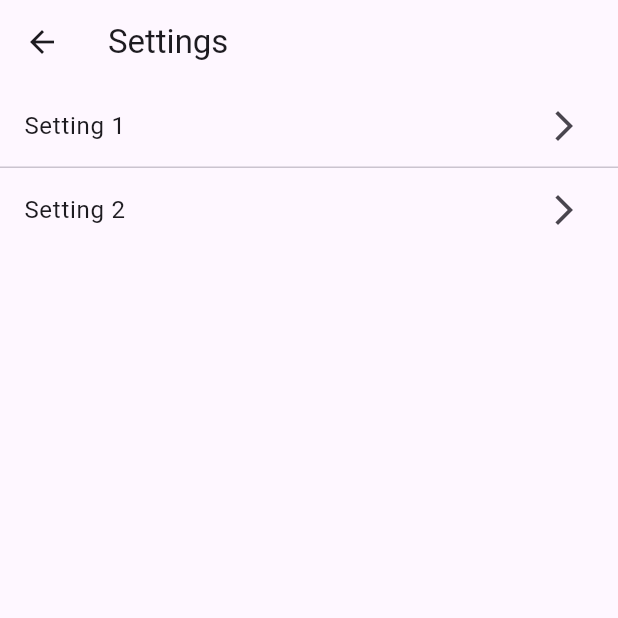
After one commit to holgerm/tracker, a Flutter app: the SettingsPage screen opened by its route, on a phone screen of 412 x 824 dp, the top half of it. The commit adds this screen. Run offline on Flutter 3.47's test engine with Material 3 defaults, Android fonts, the phone set to English and light mode, and no system bars; our stand-ins replace shared_preferences; accounts and stored records are empty.

```diff
--- /dev/null
+++ b/devtools_options.yaml
@@ -0,0 +1 @@
+extensions:
--- a/lib/main.dart
+++ b/lib/main.dart
@@ -25,6 +25,10 @@ class MyApp extends StatelessWidget {
         useMaterial3: true,
       ),
       home: const TasksGrid(),
+      routes: {
+        '/settings': (context) => SettingsPage(),
+        // Add more routes here
+      },
     );
   }
 }
--- /dev/null
+++ b/lib/src/settings_page.dart
@@ -0,0 +1,34 @@
+import 'package:flutter/material.dart';
+
+class SettingsPage extends StatelessWidget {
+  @override
+  Widget build(BuildContext context) {
+    return Scaffold(
+      appBar: AppBar(
+        title: Text('Settings'),
+      ),
+      body: ListView(
+        children: ListTile.divideTiles(
+          context: context,
+          tiles: [
+            ListTile(
+              title: Text('Setting 1'),
+              trailing: Icon(Icons.arrow_forward_ios),
+              onTap: () {
+                // Navigate to Setting 1 details page
+              },
+            ),
+            ListTile(
+              title: Text('Setting 2'),
+              trailing: Icon(Icons.arrow_forward_ios),
+              onTap: () {
+                // Navigate to Setting 2 details page
+              },
+            ),
+            // Add more ListTile widgets for more settings
+          ],
+        ).toList(),
+      ),
+    );
+  }
+}
--- a/lib/src/tracker.dart
+++ b/lib/src/tracker.dart
@@ -1,3 +1,4 @@
 export '../main.dart';
 export 'tasks_grid.dart';
 export 'tasks_model.dart';
+export 'settings_page.dart';
--- a/pubspec.yaml
+++ b/pubspec.yaml
@@ -47,7 +47,7 @@ dev_dependencies:
   # activated in the `analysis_options.yaml` file located at the root of your
   # package. See that file for information about deactivating specific lint
   # rules and activating additional ones.
-  flutter_lints: ^2.0.0
+  flutter_lints: ^4.0.0
 
 # For information on the generic Dart part of this file, see the
 # following page: https://dart.dev/tools/pub/pubspec
```
Also changed, not shown: pubspec.lock, 8 other files.
